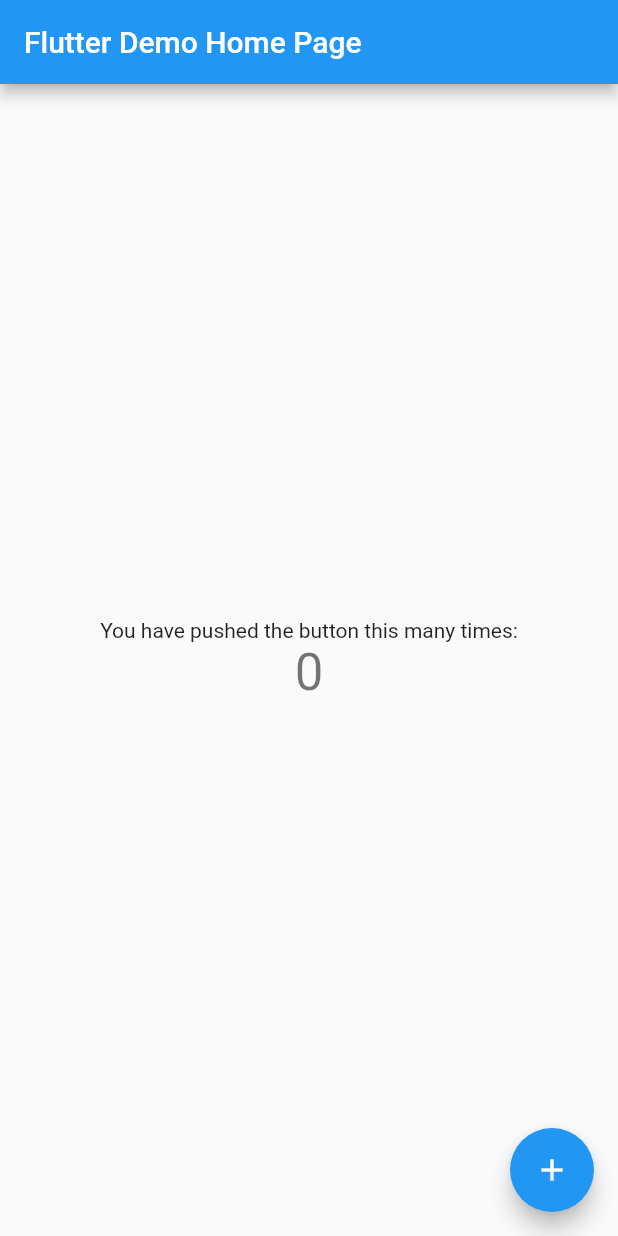
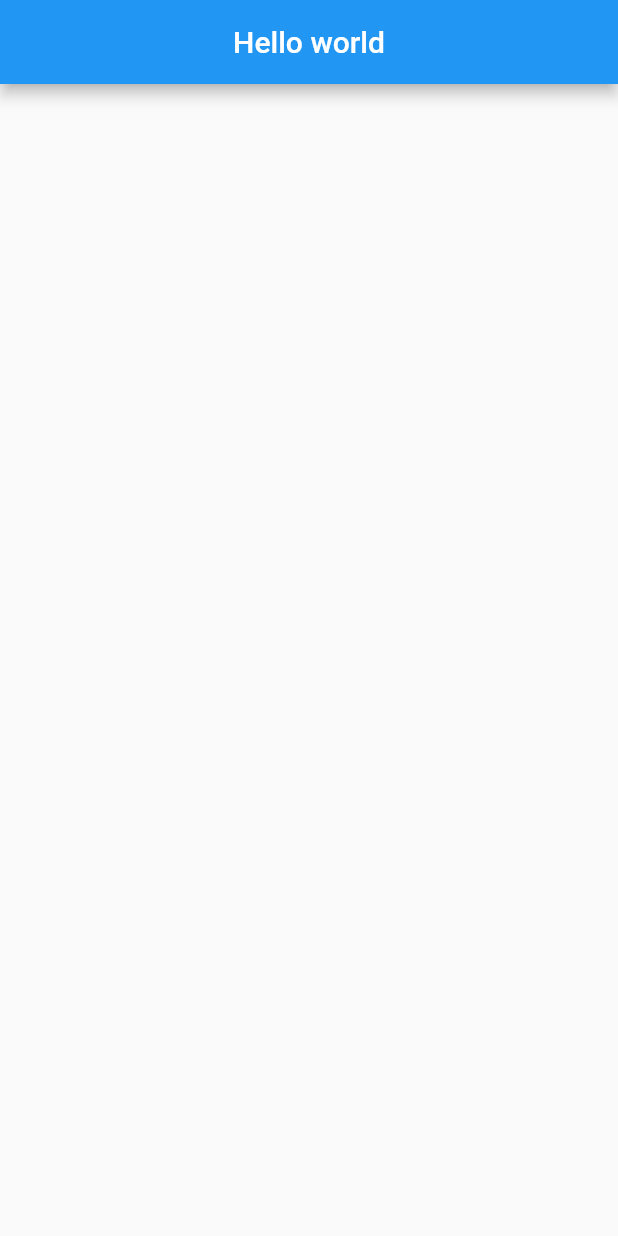
Before and after one commit to hubermanophir/budget-manager, a Flutter app: the screen it shows after launch, on a phone screen of 412 x 824 dp. Run offline on Flutter 3.47's test engine with Material 2 defaults, Android fonts, the phone set to English and light mode, and no system bars.

```diff
--- a/lib/main.dart
+++ b/lib/main.dart
@@ -24,92 +24,19 @@ class MyApp extends StatelessWidget {
         // is not restarted.
         primarySwatch: Colors.blue,
       ),
-      home: const MyHomePage(title: 'Flutter Demo Home Page'),
+      home: Home(),
     );
   }
 }
 
-class MyHomePage extends StatefulWidget {
-  const MyHomePage({Key? key, required this.title}) : super(key: key);
-
-  // This widget is the home page of your application. It is stateful, meaning
-  // that it has a State object (defined below) that contains fields that affect
-  // how it looks.
-
-  // This class is the configuration for the state. It holds the values (in this
-  // case the title) provided by the parent (in this case the App widget) and
-  // used by the build method of the State. Fields in a Widget subclass are
-  // always marked "final".
-
-  final String title;
-
-  @override
-  State<MyHomePage> createState() => _MyHomePageState();
-}
-
-class _MyHomePageState extends State<MyHomePage> {
-  int _counter = 0;
-
-  void _incrementCounter() {
-    setState(() {
-      // This call to setState tells the Flutter framework that something has
-      // changed in this State, which causes it to rerun the build method below
-      // so that the display can reflect the updated values. If we changed
-      // _counter without calling setState(), then the build method would not be
-      // called again, and so nothing would appear to happen.
-      _counter++;
-    });
-  }
-
+class Home extends StatelessWidget {
   @override
   Widget build(BuildContext context) {
-    // This method is rerun every time setState is called, for instance as done
-    // by the _incrementCounter method above.
-    //
-    // The Flutter framework has been optimized to make rerunning build methods
-    // fast, so that you can just rebuild anything that needs updating rather
-    // than having to individually change instances of widgets.
     return Scaffold(
       appBar: AppBar(
-        // Here we take the value from the MyHomePage object that was created by
-        // the App.build method, and use it to set our appbar title.
-        title: Text(widget.title),
+        title: const Text('Hello world'),
+        centerTitle: true,
       ),
-      body: Center(
-        // Center is a layout widget. It takes a single child and positions it
-        // in the middle of the parent.
-        child: Column(
-          // Column is also a layout widget. It takes a list of children and
-          // arranges them vertically. By default, it sizes itself to fit its
-          // children horizontally, and tries to be as tall as its parent.
-          //
-          // Invoke "debug painting" (press "p" in the console, choose the
-          // "Toggle Debug Paint" action from the Flutter Inspector in Android
-          // Studio, or the "Toggle Debug Paint" command in Visual Studio Code)
-          // to see the wireframe for each widget.
-          //
-          // Column has various properties to control how it sizes itself and
-          // how it positions its children. Here we use mainAxisAlignment to
-          // center the children vertically; the main axis here is the vertical
-          // axis because Columns are vertical (the cross axis would be
-          // horizontal).
-          mainAxisAlignment: MainAxisAlignment.center,
-          children: <Widget>[
-            const Text(
-              'You have pushed the button this many times:',
-            ),
-            Text(
-              '$_counter',
-              style: Theme.of(context).textTheme.headline4,
-            ),
-          ],
-        ),
-      ),
-      floatingActionButton: FloatingActionButton(
-        onPressed: _incrementCounter,
-        tooltip: 'Increment',
-        child: const Icon(Icons.add),
-      ), // This trailing comma makes auto-formatting nicer for build methods.
     );
   }
 }
```
